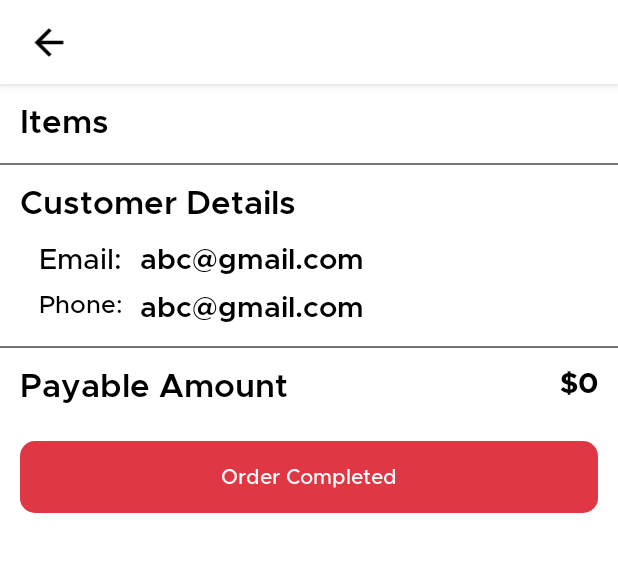
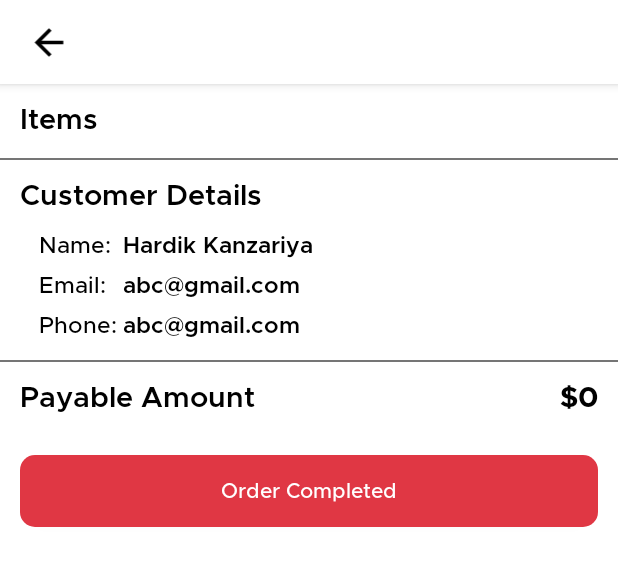
Before and after one commit to hardik24895/Cibobox, an Android app: the layout activity_order_detail.xml on its own in the app's theme, with its tools: preview values and no code run, on a phone screen of 412 x 824 dp. Shown: the top 566 px of the screen. Run offline under Robolectric (Android 15) with nearby library versions, the phone set to English and light mode, and no system bars; Roboto replaces fonts that are not available here.

Commit message:
pagination added

```diff
--- a/app/src/main/java/com/cibobox/app/data/modal/OrderListModal.kt
+++ b/app/src/main/java/com/cibobox/app/data/modal/OrderListModal.kt
@@ -7,6 +7,8 @@ data class OrderListModal(
 
 	@field:SerializedName("msg")
 	val msg: String? = null,
+@field:SerializedName("total")
+	val total: Int? = null,
 
 	@field:SerializedName("result")
 	val result: MutableList<OrderListData> = mutableListOf(),
--- a/app/src/main/java/com/cibobox/app/data/modal/OrderListRequest.kt
+++ b/app/src/main/java/com/cibobox/app/data/modal/OrderListRequest.kt
@@ -1,3 +1,3 @@
 package com.cibobox.app.data.modal
 
-data class OrderListRequest(val userid:Int)
+data class OrderListRequest(val userid:Int, val pageno :Int)
--- a/app/src/main/java/com/cibobox/app/data/network/ApiHelper.kt
+++ b/app/src/main/java/com/cibobox/app/data/network/ApiHelper.kt
@@ -12,7 +12,7 @@ import javax.inject.Inject
 class ApiHelper @Inject constructor (private val apiService: ApiService) {
     suspend fun  login(@Body body: LoginRequest) = apiService.login(body)
     suspend fun  logout(@Body body: RequestBody) = apiService.logout(body)
-    suspend fun  order(@Field("userid")  id:Int) = apiService.order(id)
+    suspend fun  order(@Field("userid")  id:Int, @Field("pageno")  pageno:Int) = apiService.order(id,pageno)
     suspend fun  orderComplete(@Field("order_id")  id:Int) = apiService.orderComplete(id)
     suspend fun  orderDetail(@Path("order_id") id :String) = apiService.orderDetail(id)
 
--- a/app/src/main/java/com/cibobox/app/data/network/ApiService.kt
+++ b/app/src/main/java/com/cibobox/app/data/network/ApiService.kt
@@ -21,7 +21,7 @@ interface ApiService {
     // OrderList
     @FormUrlEncoded
     @POST("my_order_api")
-    suspend fun order(@Field("userid")  userName:Int): Response<OrderListModal>
+    suspend fun order(@Field("userid")  userName:Int, @Field("pageno")  pageno:Int): Response<OrderListModal>
 
     // Order Detail
     @GET("orderdetail_api/{order_id}")
--- a/app/src/main/java/com/cibobox/app/data/repository/MainRepository.kt
+++ b/app/src/main/java/com/cibobox/app/data/repository/MainRepository.kt
@@ -15,7 +15,7 @@ import javax.inject.Singleton
 class MainRepository @Inject constructor (private val apiHelper: ApiHelper) {
     suspend fun  login(@Body body: LoginRequest) = apiHelper.login(body)
     suspend fun  logout(@Body body: RequestBody) = apiHelper.logout(body)
-    suspend fun  oder(@Field("userid")  id:Int) = apiHelper.order(id)
+    suspend fun  oder(@Field("userid")  id:Int, @Field("pageno")  pageno:Int) = apiHelper.order(id, pageno)
     suspend fun  oderDetail(@Path("order_id") id :String) = apiHelper.orderDetail(id)
     suspend fun  orderComplete(@Field("order_id")  id:Int) = apiHelper.orderComplete(id)
 }
--- a/app/src/main/java/com/cibobox/app/ui/activity/OrderDetailActivity.kt
+++ b/app/src/main/java/com/cibobox/app/ui/activity/OrderDetailActivity.kt
@@ -130,6 +130,7 @@ class OrderDetailActivity :BaseActivity<BaseViewModal, ActivityOrderDetailBindin
             data?.items.let { it?.let { it1 -> list.addAll(it1) } }
             adapter?.notifyDataSetChanged()
 
+            binding.txtName.text = data?.name
             binding.txtEmail.text = data?.email
             binding.txtPhone.text = data?.mobileNo
             binding.txtTotal.text ="$"+ data?.totalprice
--- a/app/src/main/java/com/cibobox/app/ui/adapter/OrderDetailIteamAdapter.kt
+++ b/app/src/main/java/com/cibobox/app/ui/adapter/OrderDetailIteamAdapter.kt
@@ -69,6 +69,8 @@ class OrderDetailIteamAdapter(
 
             binding.texPrice.text = "$" + data.price
             binding.txtProductName.text = data.name
+            binding.txtQty.text = "Qty: " +data.qty
+            binding.txtInstra.text = data.instra
             Glide.with(context).load(data.image).placeholder(R.drawable.placeholder)
                 .error(R.drawable.placeholder).into(binding.img)
            // binding.txtMin.text = elapseTime
--- a/app/src/main/java/com/cibobox/app/ui/base/BaseViewModal.kt
+++ b/app/src/main/java/com/cibobox/app/ui/base/BaseViewModal.kt
@@ -37,10 +37,10 @@ class BaseViewModal  @Inject constructor(private val mainRepository: MainReposit
         }
     }
 
-    fun order(@Field("userid")  id:Int) = liveData(Dispatchers.IO) {
+    fun order(@Field("userid")  id:Int, @Field("pageno")  pageno:Int) = liveData(Dispatchers.IO) {
         emit(Resource.loading(data = null))
         try {
-            emit(Resource.success(data = mainRepository.oder(id)))
+            emit(Resource.success(data = mainRepository.oder(id,pageno)))
         } catch (exception: Exception) {
             emit(Resource.error(data = null, message = exception.message ?: "Error Occurred!"))
         }
--- a/app/src/main/res/layout/activity_order_detail.xml
+++ b/app/src/main/res/layout/activity_order_detail.xml
@@ -31,7 +31,7 @@
                 android:layout_marginTop="@dimen/_8sdp"
                 android:text="Items"
                 android:textColor="@color/black"
-                android:textSize="@dimen/_17ssp"
+                android:textSize="@dimen/_15ssp"
                 android:textStyle="bold"
                 app:layout_constraintStart_toStartOf="@+id/view"
                 app:layout_constraintTop_toTopOf="parent" />
@@ -64,10 +64,37 @@
                 android:layout_marginTop="@dimen/_8sdp"
                 android:text="Customer Details"
                 android:textColor="@color/black"
-                android:textSize="@dimen/_17ssp"
+                android:textSize="@dimen/_15ssp"
                 android:textStyle="bold"
                 app:layout_constraintStart_toStartOf="@+id/view"
                 app:layout_constraintTop_toBottomOf="@+id/view" />
+
+            <com.eisuchi.customview.TextviewMedium
+                android:id="@+id/txtTempName"
+                android:layout_width="wrap_content"
+                android:layout_height="wrap_content"
+                android:layout_marginStart="@dimen/_20sdp"
+                android:layout_marginTop="@dimen/_8sdp"
+
+                android:drawablePadding="@dimen/_10sdp"
+                android:text="Name: "
+                android:textColor="@color/black"
+                android:textSize="@dimen/_12ssp"
+                app:layout_constraintStart_toStartOf="@+id/view"
+                app:layout_constraintTop_toBottomOf="@+id/textView12" />
+
+            <com.eisuchi.customview.TextviewSemiBold
+                android:id="@+id/txtName"
+                android:layout_width="wrap_content"
+                android:layout_height="wrap_content"
+                android:layout_marginStart="@dimen/_5sdp"
+                android:layout_marginTop="@dimen/_8sdp"
+                android:text="Hardik Kanzariya"
+                android:textColor="@color/black"
+                android:textSize="@dimen/_12ssp"
+
+                app:layout_constraintStart_toEndOf="@+id/textView13"
+                app:layout_constraintTop_toBottomOf="@+id/textView12" />
 
 
             <com.eisuchi.customview.TextviewMedium
@@ -75,27 +102,27 @@
                 android:layout_width="wrap_content"
                 android:layout_height="wrap_content"
                 android:layout_marginStart="@dimen/_20sdp"
-                android:layout_marginTop="@dimen/_8sdp"
+                android:layout_marginTop="@dimen/_5sdp"
 
                 android:drawablePadding="@dimen/_10sdp"
                 android:text="Email: "
                 android:textColor="@color/black"
-                android:textSize="@dimen/_15ssp"
+                android:textSize="@dimen/_12ssp"
                 app:layout_constraintStart_toStartOf="@+id/view"
-                app:layout_constraintTop_toBottomOf="@+id/textView12" />
+                app:layout_constraintTop_toBottomOf="@+id/txtTempName" />
 
             <com.eisuchi.customview.TextviewSemiBold
                 android:id="@+id/txtEmail"
                 android:layout_width="wrap_content"
                 android:layout_height="wrap_content"
                 android:layout_marginStart="@dimen/_5sdp"
-                android:layout_marginTop="@dimen/_8sdp"
+                android:layout_marginTop="@dimen/_5sdp"
                 android:text="abc@gmail.com"
                 android:textColor="@color/black"
-                android:textSize="@dimen/_15ssp"
+                android:textSize="@dimen/_12ssp"
 
                 app:layout_constraintStart_toEndOf="@+id/textView13"
-                app:layout_constraintTop_toBottomOf="@+id/textView12" />
+                app:layout_constraintTop_toBottomOf="@+id/txtTempName" />
 
             <com.eisuchi.customview.TextviewMedium
                 android:id="@+id/textView15"
@@ -105,7 +132,7 @@
                 android:layout_marginTop="@dimen/_5sdp"
                 android:text="Phone: "
                 android:textColor="@color/black"
-                android:textSize="@dimen/_13ssp"
+                android:textSize="@dimen/_12ssp"
                 app:layout_constraintStart_toStartOf="@+id/view"
                 app:layout_constraintTop_toBottomOf="@+id/txtEmail" />
 
@@ -116,7 +143,7 @@
                 android:layout_marginTop="@dimen/_5sdp"
                 android:text="abc@gmail.com"
                 android:textColor="@color/black"
-                android:textSize="@dimen/_15ssp"
+                android:textSize="@dimen/_12ssp"
                 android:layout_marginStart="@dimen/_5sdp"
                 app:layout_constraintStart_toEndOf="@+id/textView13"
                 app:layout_constraintTop_toBottomOf="@+id/txtEmail" />
@@ -140,7 +167,7 @@
                 android:layout_marginTop="@dimen/_8sdp"
                 android:text="Payable Amount"
                 android:textColor="@color/black"
-                android:textSize="@dimen/_17ssp"
+                android:textSize="@dimen/_15ssp"
                 android:textStyle="bold"
                 app:layout_constraintStart_toStartOf="@+id/view3"
                 app:layout_constraintTop_toBottomOf="@+id/view3" />
```
Also changed, not shown: app/src/main/java/com/cibobox/app/data/modal/OrderDetailModal.kt (+10 -1 lines), app/src/main/java/com/cibobox/app/ui/activity/HomeActivity.kt (+46 -17 lines), app/src/main/res/layout/row_order_iteam_list.xml (+31 -6 lines).
